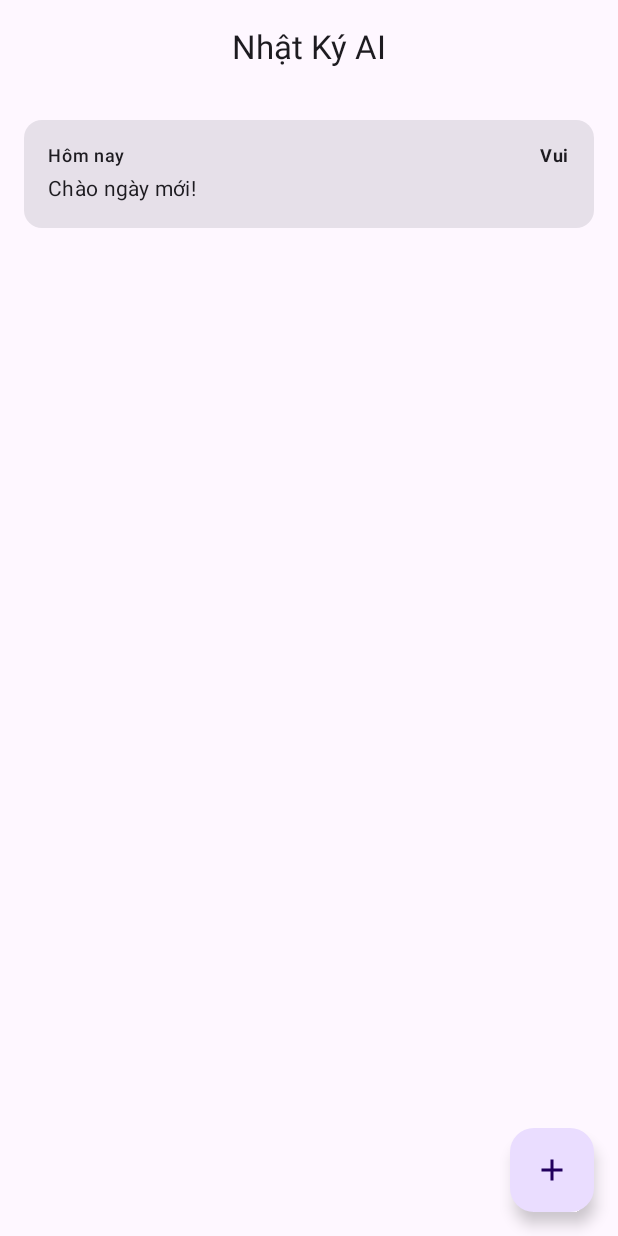
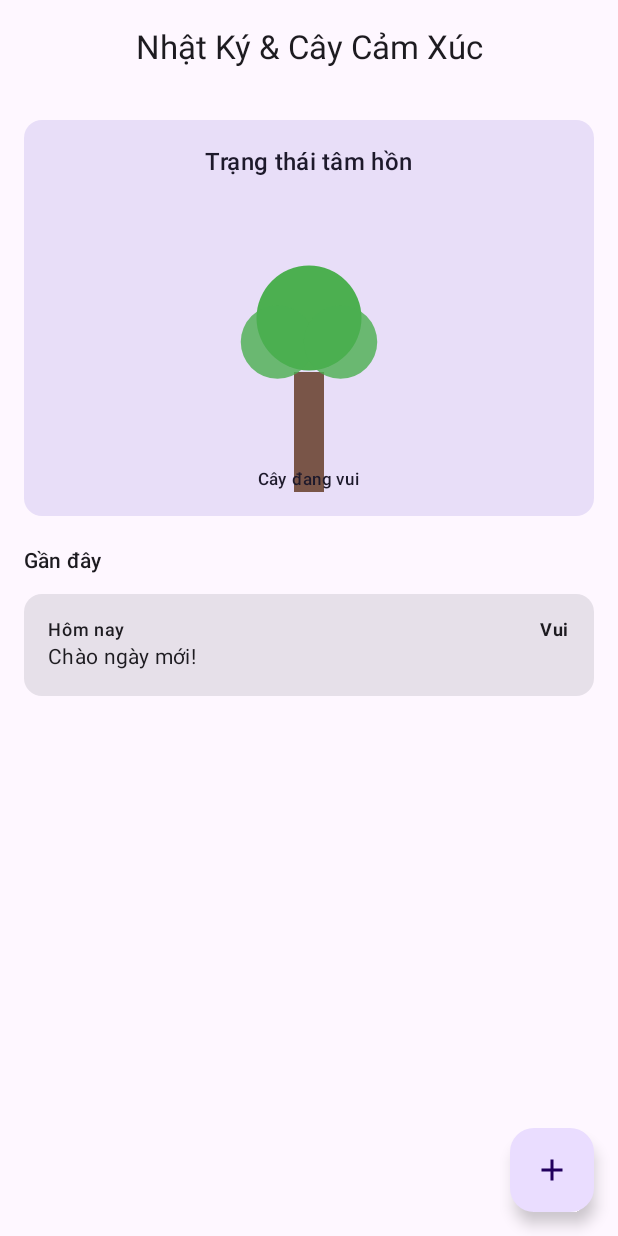
Before and after one commit to NguyenVanHung2004/2526I_INT3120_1_GROUP_3, an Android app built with Jetpack Compose: the screen it shows after launch (MainActivity), on a phone screen of 412 x 824 dp. Run offline under Robolectric (Android 15) with nearby library versions, the phone set to English and light mode, and no system bars.

Commit message:
add emotion tree

```diff
--- a/app/src/main/java/com/example/aijournalingapp/ui/home/HomeScreen.kt
+++ b/app/src/main/java/com/example/aijournalingapp/ui/home/HomeScreen.kt
@@ -2,18 +2,20 @@ package com.example.aijournalingapp.ui.home
 
 import androidx.compose.foundation.layout.*
 import androidx.compose.foundation.lazy.LazyColumn
-import androidx.compose.foundation.lazy.items // Đảm bảo bạn đã import hàm items này
+import androidx.compose.foundation.lazy.LazyListScope
+import androidx.compose.foundation.lazy.items
 import androidx.compose.material.icons.Icons
 import androidx.compose.material.icons.filled.Add
 import androidx.compose.material3.*
 import androidx.compose.runtime.Composable
 import androidx.compose.runtime.LaunchedEffect
-import androidx.compose.ui.Modifier
+import androidx.compose.ui.Alignment
+import androidx.compose.ui.Modifier // Nhớ import cái này
 import androidx.compose.ui.text.font.FontWeight
 import androidx.compose.ui.unit.dp
 import androidx.lifecycle.viewmodel.compose.viewModel
 import androidx.navigation.NavController
-import com.example.aijournalingapp.model.JournalEntry
+import com.example.aijournalingapp.ui.components.EmotionTree // Import cây vừa tạo
 
 @OptIn(ExperimentalMaterial3Api::class)
 @Composable
@@ -24,7 +26,7 @@ fun HomeScreen(
     LaunchedEffect(Unit) { viewModel.refreshData() }
 
     Scaffold(
-        topBar = { CenterAlignedTopAppBar(title = { Text("Nhật Ký AI") }) },
+        topBar = { CenterAlignedTopAppBar(title = { Text("Nhật Ký & Cây Cảm Xúc") }) },
         floatingActionButton = {
             FloatingActionButton(onClick = { navController.navigate("entry") }) {
                 Icon(Icons.Default.Add, contentDescription = "Thêm")
@@ -34,9 +36,33 @@ fun HomeScreen(
         LazyColumn(
             contentPadding = PaddingValues(16.dp),
             modifier = Modifier.padding(padding).fillMaxSize(),
-            verticalArrangement = Arrangement.spacedBy(8.dp)
+            verticalArrangement = Arrangement.spacedBy(12.dp)
         ) {
-            // SỬA LỖI: Bỏ "LazyListScope." ở đầu
+            // === PHẦN MỚI: Cây Cảm Xúc ===
+            item {
+                Card(
+                    modifier = Modifier.fillMaxWidth().padding(bottom = 8.dp),
+                    colors = CardDefaults.cardColors(containerColor = MaterialTheme.colorScheme.secondaryContainer)
+                ) {
+                    Column(
+                        modifier = Modifier.padding(16.dp).fillMaxWidth(),
+                        horizontalAlignment = Alignment.CenterHorizontally
+                    ) {
+                        Text("Trạng thái tâm hồn", style = MaterialTheme.typography.titleMedium)
+                        Spacer(modifier = Modifier.height(8.dp))
+
+                        // Gọi Component Cây tại đây
+                        EmotionTree(
+                            moodScore = viewModel.treeMoodScore.value,
+                            entryCount = viewModel.entryCount.value
+                        )
+                    }
+                }
+            }
+            // ==============================
+
+            item { Text("Gần đây", style = MaterialTheme.typography.titleSmall) }
+
             items(viewModel.journals.value) { journal ->
                 Card(
                     onClick = { navController.navigate("insight/${journal.id}") },
@@ -54,7 +80,6 @@ fun HomeScreen(
                                 fontWeight = FontWeight.Bold
                             )
                         }
-                        Spacer(modifier = Modifier.height(4.dp))
                         Text(
                             text = journal.content,
                             maxLines = 2,
--- a/app/src/main/java/com/example/aijournalingapp/ui/home/HomeViewModel.kt
+++ b/app/src/main/java/com/example/aijournalingapp/ui/home/HomeViewModel.kt
@@ -3,12 +3,37 @@ package com.example.aijournalingapp.ui.home
 import androidx.compose.runtime.mutableStateOf
 import androidx.lifecycle.ViewModel
 import com.example.aijournalingapp.data.FakeRepository
+import com.example.aijournalingapp.model.JournalEntry
 
 class HomeViewModel : ViewModel() {
     var journals = mutableStateOf(FakeRepository.getAll())
         private set
 
+    // Thêm 2 biến state cho cây
+    var treeMoodScore = mutableStateOf(1.0f) // Mặc định là vui
+    var entryCount = mutableStateOf(0)
+
     fun refreshData() {
-        journals.value = FakeRepository.getAll()
+        val data = FakeRepository.getAll()
+        journals.value = data
+
+        // Logic tính toán cho cây
+        entryCount.value = data.size
+        treeMoodScore.value = calculateMoodScore(data)
+    }
+
+    private fun calculateMoodScore(list: List<JournalEntry>): Float {
+        if (list.isEmpty()) return 1.0f // Chưa viết gì thì mặc định cây xanh
+
+        var totalScore = 0.0f
+        list.forEach {
+            totalScore += when (it.mood) {
+                "Vui" -> 1.0f
+                "Bình thường" -> 0.5f
+                "Buồn", "Lo lắng" -> 0.0f
+                else -> 0.5f
+            }
+        }
+        return totalScore / list.size
     }
 }
```
